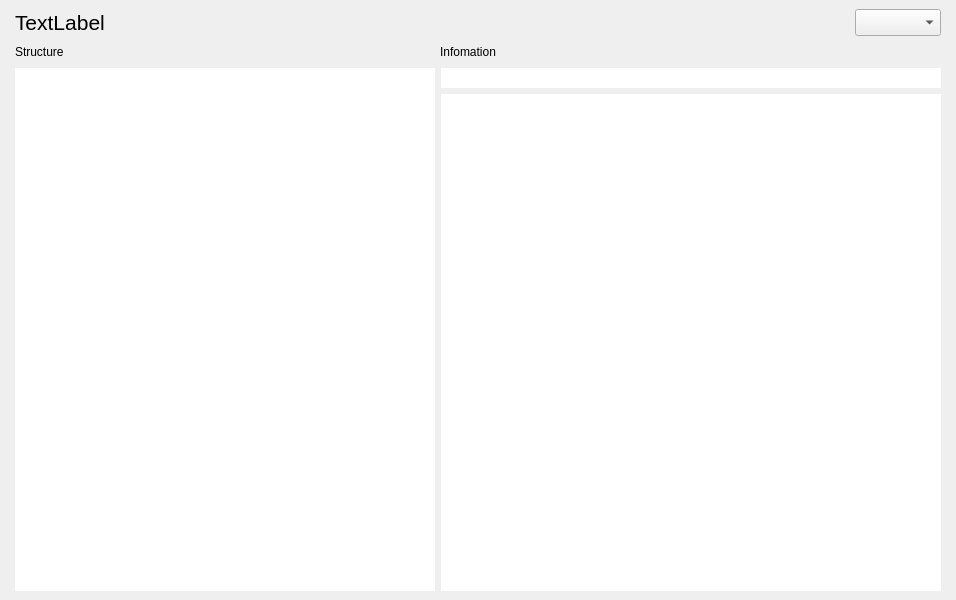
Qt form Window/CapsuleWindow.ui (stephan-zhuchen/BIOS-Viewer) before a commit.
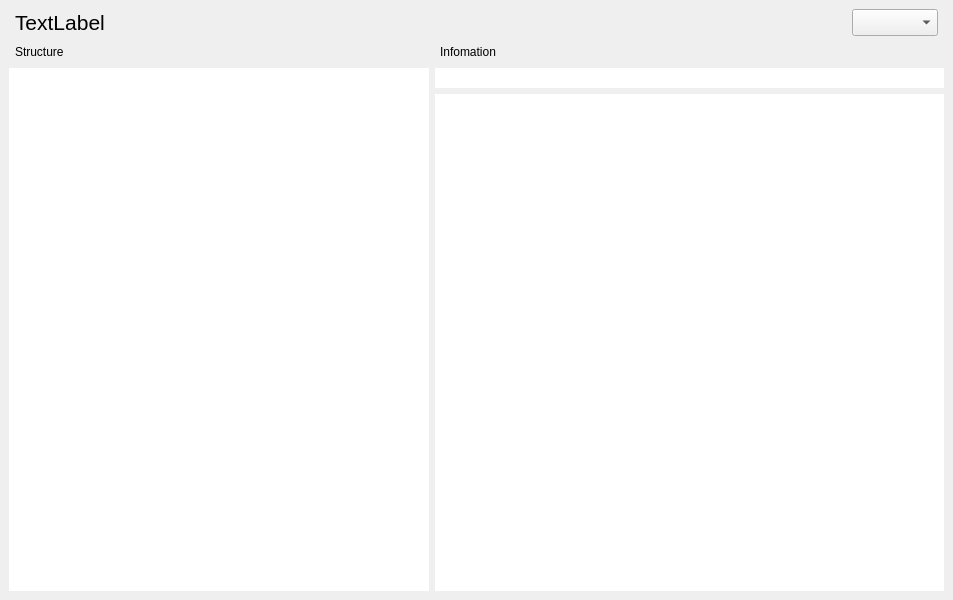
The same form after that commit.

The edit to the form file:
```diff
--- a/Window/CapsuleWindow.ui
+++ b/Window/CapsuleWindow.ui
@@ -156,10 +156,10 @@
     <item>
      <layout class="QHBoxLayout" name="horizontalLayout_2">
       <property name="leftMargin">
-       <number>6</number>
+       <number>0</number>
       </property>
       <property name="rightMargin">
-       <number>6</number>
+       <number>0</number>
       </property>
       <item>
        <widget class="QListWidget" name="listWidget">
```
